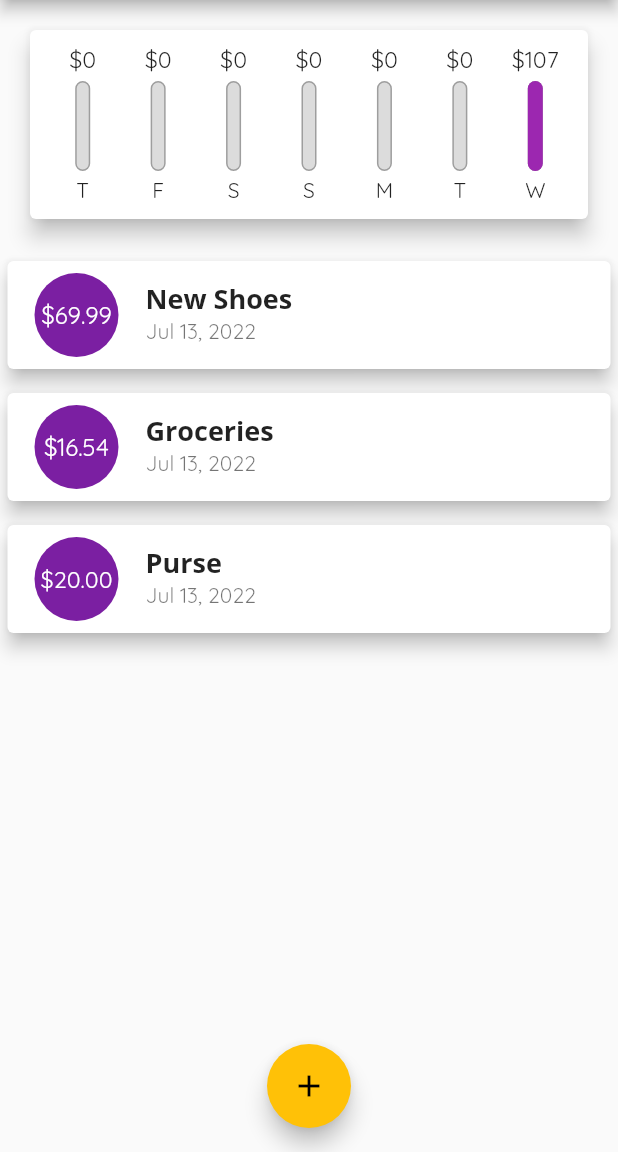
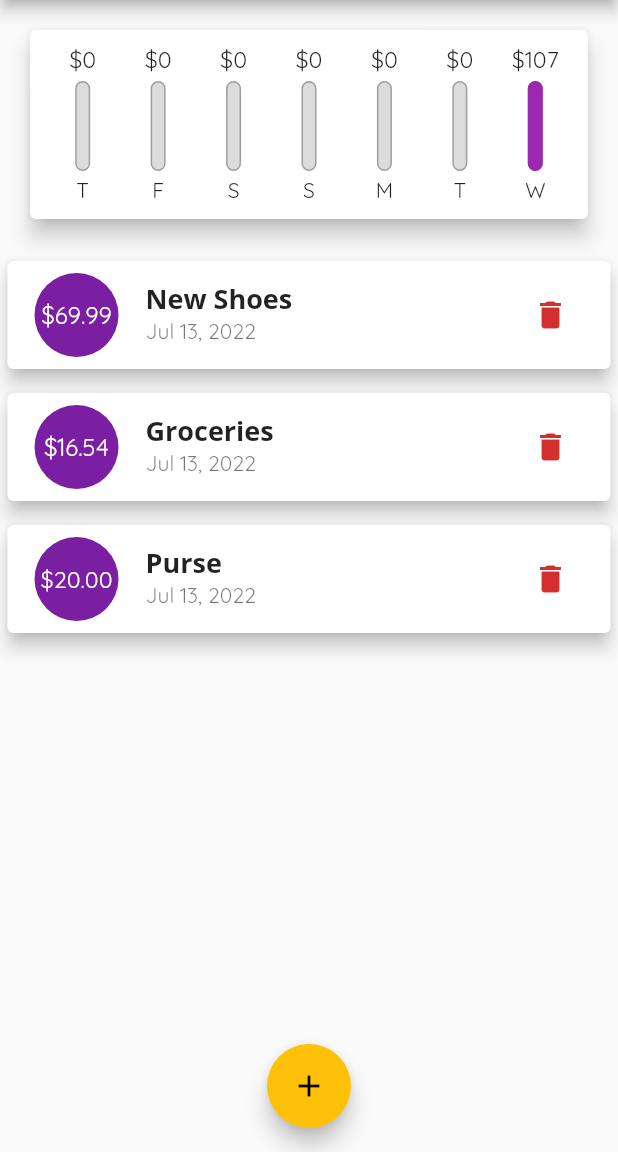
Before and after one commit to ReshmiCode/Learning-Flutter, a Flutter app: the screen it shows after launch, on a phone screen of 412 x 824 dp, the part 84-1236 px from its top. Run offline on Flutter 3.47's test engine with Material 2 defaults, Android fonts, the phone set to English and light mode, and no system bars.

Commit message:
add deleting list item

```diff
--- a/expense_app/lib/main.dart
+++ b/expense_app/lib/main.dart
@@ -19,12 +19,12 @@ class MyApp extends StatelessWidget {
             primarySwatch: Colors.purple,
             fontFamily: 'Quicksand',
             textTheme: const TextTheme(
-              headline6: TextStyle(
-                fontFamily: 'OpenSans',
-                fontSize: 18,
-                fontWeight: FontWeight.bold,
-              ),
-            ),
+                headline6: TextStyle(
+                  fontFamily: 'OpenSans',
+                  fontSize: 18,
+                  fontWeight: FontWeight.bold,
+                ),
+                button: TextStyle(color: Colors.white)),
             accentColor: Colors.amber,
             appBarTheme: AppBarTheme(
                 titleTextStyle: TextStyle(
@@ -55,13 +55,19 @@ class _MyHomePageState extends State<MyHomePage> {
         .toList();
   }
 
-  void _addTransaction(String title, double amount) {
+  void _addTransaction(String title, double amount, DateTime date) {
     setState(() {
       _userTransactions.add(Transaction(
           id: DateTime.now().toString(),
           title: title,
           amount: amount,
-          date: DateTime.now()));
+          date: date));
+    });
+  }
+
+  void _deleteTransaction(String id) {
+    setState(() {
+      _userTransactions.removeWhere((tx) => tx.id == id);
     });
   }
 
@@ -87,7 +93,7 @@ class _MyHomePageState extends State<MyHomePage> {
           crossAxisAlignment: CrossAxisAlignment.stretch,
           children: [
             Chart(_recentTransactions),
-            TransactionList(_userTransactions),
+            TransactionList(_userTransactions, _deleteTransaction),
           ],
         ),
       ),
--- a/expense_app/lib/widgets/transaction_list.dart
+++ b/expense_app/lib/widgets/transaction_list.dart
@@ -5,8 +5,9 @@ import '../models/transaction.dart';
 
 class TransactionList extends StatelessWidget {
   final List<Transaction> transactions;
+  final Function deleteTx;
 
-  TransactionList(this.transactions);
+  TransactionList(this.transactions, this.deleteTx);
 
   @override
   Widget build(BuildContext context) {
@@ -48,6 +49,10 @@ class TransactionList extends StatelessWidget {
                   ),
                   subtitle:
                       Text(DateFormat.yMMMd().format(transactions[index].date)),
+                  trailing: IconButton(
+                      onPressed: () => deleteTx(transactions[index].id),
+                      icon: Icon(Icons.delete,
+                          color: Theme.of(context).errorColor)),
                 ),
               ),
               itemCount: transactions.length,
```
Also changed, not shown: expense_app/lib/widgets/new_transaction.dart (+58 -15 lines).
